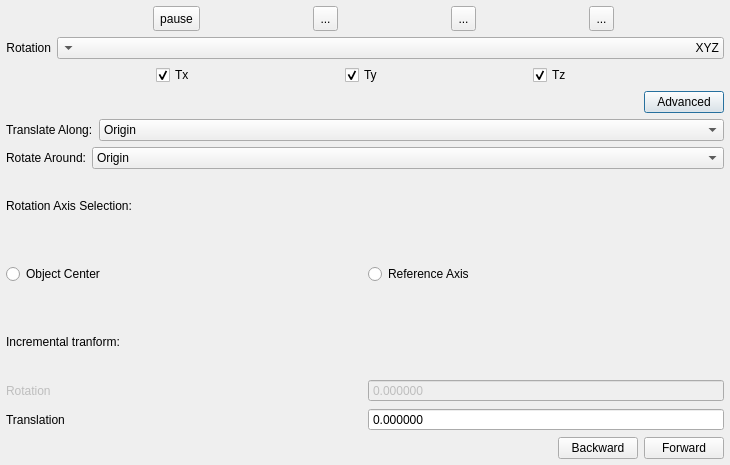
Old version of the form qCC/ui_templates/graphicalTransformationDlg.ui in the repository CloudCompare/CloudCompare.
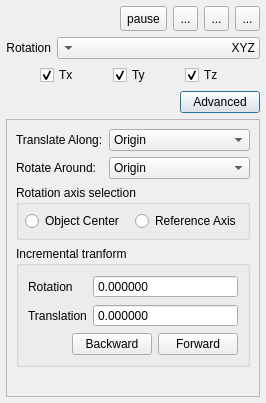
New version of the form. Icons and pictures are not drawn.

Commit message: Improve the advanced mode code/structure of the graphical transformation tool

Diff of the .ui file:
```diff
--- a/qCC/ui_templates/graphicalTransformationDlg.ui
+++ b/qCC/ui_templates/graphicalTransformationDlg.ui
@@ -6,8 +6,8 @@
    <rect>
     <x>0</x>
     <y>0</y>
-    <width>730</width>
-    <height>465</height>
+    <width>266</width>
+    <height>403</height>
    </rect>
   </property>
   <property name="sizePolicy">
@@ -62,7 +62,7 @@
          <enum>Qt::Horizontal</enum>
         </property>
         <property name="sizeType">
-         <enum>QSizePolicy::Preferred</enum>
+         <enum>QSizePolicy::Policy::Expanding</enum>
         </property>
         <property name="sizeHint" stdset="0">
          <size>
@@ -296,15 +296,24 @@
     </layout>
    </item>
    <item>
-    <layout class="QHBoxLayout" name="horizontalLayout_5" stretch="0,0">
+    <widget class="QFrame" name="advFrame">
+     <property name="frameShape">
+      <enum>QFrame::Shape::StyledPanel</enum>
+     </property>
+     <property name="frameShadow">
+      <enum>QFrame::Shadow::Raised</enum>
+     </property>
+     <layout class="QVBoxLayout" name="verticalLayout_2">
      <item>
+       <layout class="QFormLayout" name="formLayout">
+        <item row="0" column="0">
       <widget class="QLabel" name="translateLabel">
        <property name="text">
         <string>Translate Along:</string>
        </property>
       </widget>
      </item>
-     <item>
+        <item row="0" column="1">
       <widget class="QComboBox" name="advTranslateComboBox">
        <property name="sizePolicy">
         <sizepolicy hsizetype="MinimumExpanding" vsizetype="Fixed">
@@ -319,11 +328,7 @@
        </item>
       </widget>
      </item>
-    </layout>
-   </item>
-   <item>
-    <layout class="QHBoxLayout" name="horizontalLayout_6">
-     <item>
+        <item row="1" column="0">
       <widget class="QLabel" name="rotateLabel">
        <property name="sizePolicy">
         <sizepolicy hsizetype="Minimum" vsizetype="Preferred">
@@ -336,7 +341,7 @@
        </property>
       </widget>
      </item>
-     <item>
+        <item row="1" column="1">
       <widget class="QComboBox" name="advRotateComboBox">
        <property name="sizePolicy">
         <sizepolicy hsizetype="MinimumExpanding" vsizetype="Fixed">
@@ -354,20 +359,23 @@
     </layout>
    </item>
    <item>
-    <widget class="QLabel" name="rotAxisLabel">
-     <property name="sizePolicy">
-      <sizepolicy hsizetype="Preferred" vsizetype="Preferred">
-       <horstretch>0</horstretch>
-       <verstretch>0</verstretch>
-      </sizepolicy>
-     </property>
-     <property name="text">
-      <string>Rotation Axis Selection:</string>
-     </property>
-    </widget>
-   </item>
-   <item>
+       <widget class="QGroupBox" name="rotationAxisGroupBox">
+        <property name="title">
+         <string>Rotation axis selection</string>
+        </property>
     <layout class="QHBoxLayout" name="horizontalLayout_7">
+         <property name="leftMargin">
+          <number>6</number>
+         </property>
+         <property name="topMargin">
+          <number>6</number>
+         </property>
+         <property name="rightMargin">
+          <number>6</number>
+         </property>
+         <property name="bottomMargin">
+          <number>6</number>
+         </property>
      <item>
       <widget class="QRadioButton" name="objCenterRadio">
        <property name="sizePolicy">
@@ -395,31 +403,25 @@
       </widget>
      </item>
     </layout>
-   </item>
-   <item>
-    <widget class="QLabel" name="IncrementalTransformLabel">
-     <property name="text">
-      <string>Incremental tranform:</string>
-     </property>
     </widget>
    </item>
    <item>
-    <layout class="QHBoxLayout" name="horizontalLayout_8">
+       <widget class="QGroupBox" name="incrementalTransGroupBox">
+        <property name="title">
+         <string>Incremental tranform</string>
+        </property>
+        <layout class="QVBoxLayout" name="verticalLayout_3">
      <item>
+          <layout class="QFormLayout" name="formLayout_2">
+           <item row="0" column="0">
       <widget class="QLabel" name="incrementalRotLabel">
-       <property name="enabled">
-        <bool>false</bool>
-       </property>
        <property name="text">
         <string>Rotation</string>
        </property>
       </widget>
      </item>
-     <item>
+           <item row="0" column="1">
       <widget class="QDoubleSpinBox" name="incrementalRotSpin">
-       <property name="enabled">
-        <bool>false</bool>
-       </property>
        <property name="readOnly">
         <bool>false</bool>
        </property>
@@ -440,18 +442,14 @@
        </property>
       </widget>
      </item>
-    </layout>
-   </item>
-   <item>
-    <layout class="QHBoxLayout" name="horizontalLayout_9">
-     <item>
+           <item row="1" column="0">
       <widget class="QLabel" name="incrementalTransLabel">
        <property name="text">
         <string>Translation</string>
        </property>
       </widget>
      </item>
-     <item>
+           <item row="1" column="1">
       <widget class="QDoubleSpinBox" name="incrementalTransSpin">
        <property name="enabled">
         <bool>true</bool>
@@ -520,6 +518,28 @@
       </widget>
      </item>
     </layout>
+         </item>
+        </layout>
+       </widget>
+      </item>
+      <item>
+       <spacer name="verticalSpacer">
+        <property name="orientation">
+         <enum>Qt::Orientation::Vertical</enum>
+        </property>
+        <property name="sizeType">
+         <enum>QSizePolicy::Policy::Expanding</enum>
+        </property>
+        <property name="sizeHint" stdset="0">
+         <size>
+          <width>20</width>
+          <height>1</height>
+         </size>
+        </property>
+       </spacer>
+      </item>
+     </layout>
+    </widget>
    </item>
   </layout>
  </widget>
```
Left out of the diff: 20 changed lines with no effect on the pictures. Lines whose indentation alone changed are shown as unchanged. The commit also changes 1 other file.
